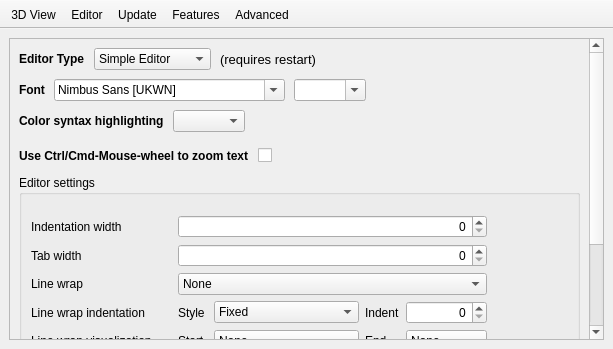
This is src/Preferences.ui in openscad/openscad as Qt 5 draws it before an edit. The edited form follows.
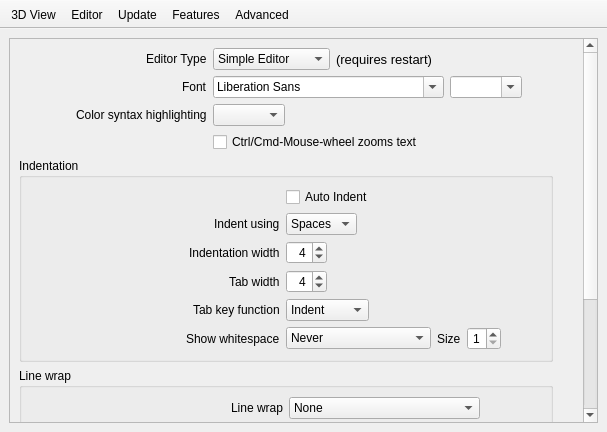
This is the edited form. The open tabs and pages were chosen to show the change. Icons and pictures are not drawn.

Commit message: Update GUI to make options a bit clearer for the user.

Patch:
```diff
--- a/src/Preferences.ui
+++ b/src/Preferences.ui
@@ -6,8 +6,8 @@
    <rect>
     <x>0</x>
     <y>0</y>
-    <width>613</width>
-    <height>349</height>
+    <width>607</width>
+    <height>432</height>
    </rect>
   </property>
   <property name="sizePolicy">
@@ -23,7 +23,7 @@
    <bool>true</bool>
   </property>
   <widget class="QWidget" name="centralwidget">
-   <layout class="QVBoxLayout" name="verticalLayout_5">
+   <layout class="QVBoxLayout" name="verticalLayout_13">
     <item>
      <widget class="QStackedWidget" name="stackedWidget">
       <property name="currentIndex">
@@ -86,47 +86,51 @@
          <number>0</number>
         </property>
         <item>
-         <widget class="QScrollArea" name="scrollAreaEditor">
-          <property name="frameShadow">
-           <enum>QFrame::Plain</enum>
-          </property>
-          <property name="verticalScrollBarPolicy">
-           <enum>Qt::ScrollBarAlwaysOn</enum>
-          </property>
+         <widget class="QScrollArea" name="scrollArea_2">
           <property name="widgetResizable">
            <bool>true</bool>
           </property>
-          <widget class="QWidget" name="scrollAreaEditorWidgetContents">
+          <widget class="QWidget" name="scrollAreaWidgetContents_2">
            <property name="geometry">
             <rect>
              <x>0</x>
              <y>0</y>
-             <width>685</width>
-             <height>609</height>
+             <width>659</width>
+             <height>769</height>
             </rect>
            </property>
-           <layout class="QVBoxLayout" name="verticalLayout_11">
-            <property name="spacing">
-             <number>9</number>
-            </property>
-            <property name="margin">
-             <number>9</number>
-            </property>
+           <layout class="QGridLayout" name="gridLayout_5">
+            <item row="0" column="0">
+             <layout class="QGridLayout" name="gridLayout_9">
+              <item row="0" column="0">
+               <layout class="QHBoxLayout" name="horizontalLayout_27">
             <item>
-             <layout class="QHBoxLayout" name="horizontalLayout_5">
+                 <spacer name="horizontalSpacer_28">
+                  <property name="orientation">
+                   <enum>Qt::Horizontal</enum>
+                  </property>
+                  <property name="sizeType">
+                   <enum>QSizePolicy::Expanding</enum>
+                  </property>
+                  <property name="sizeHint" stdset="0">
+                   <size>
+                    <width>30</width>
+                    <height>20</height>
+                   </size>
+                  </property>
+                 </spacer>
+                </item>
               <item>
                <widget class="QLabel" name="label_12">
-                <property name="font">
-                 <font>
-                  <weight>75</weight>
-                  <bold>true</bold>
-                 </font>
-                </property>
                 <property name="text">
                  <string>Editor Type</string>
                 </property>
                </widget>
               </item>
+               </layout>
+              </item>
+              <item row="0" column="1">
+               <layout class="QHBoxLayout" name="horizontalLayout_6">
               <item>
                <widget class="QComboBox" name="editorType">
                 <item>
@@ -173,16 +177,26 @@
               </item>
              </layout>
             </item>
+              <item row="1" column="0">
+               <layout class="QHBoxLayout" name="horizontalLayout_28">
             <item>
-             <layout class="QHBoxLayout" name="horizontalLayout_6">
+                 <spacer name="horizontalSpacer_29">
+                  <property name="orientation">
+                   <enum>Qt::Horizontal</enum>
+                  </property>
+                  <property name="sizeType">
+                   <enum>QSizePolicy::Expanding</enum>
+                  </property>
+                  <property name="sizeHint" stdset="0">
+                   <size>
+                    <width>30</width>
+                    <height>20</height>
+                   </size>
+                  </property>
+                 </spacer>
+                </item>
               <item>
                <widget class="QLabel" name="label_3">
-                <property name="font">
-                 <font>
-                  <weight>75</weight>
-                  <bold>true</bold>
-                 </font>
-                </property>
                 <property name="text">
                  <string>Font</string>
                 </property>
@@ -191,11 +205,15 @@
                 </property>
                </widget>
               </item>
+               </layout>
+              </item>
+              <item row="1" column="1">
+               <layout class="QHBoxLayout" name="horizontalLayout_5">
               <item>
                <widget class="QFontComboBox" name="fontChooser">
                 <property name="currentFont">
                  <font>
-                  <family>Nimbus Sans L</family>
+                    <family>Liberation Sans</family>
                   <pointsize>12</pointsize>
                  </font>
                 </property>
@@ -223,24 +241,55 @@
               </item>
              </layout>
             </item>
+              <item row="2" column="0">
+               <layout class="QHBoxLayout" name="horizontalLayout_29">
             <item>
-             <layout class="QHBoxLayout" name="syntaxHighlightLayout">
-              <property name="bottomMargin">
-               <number>0</number>
-              </property>
+                 <spacer name="horizontalSpacer_30">
+                  <property name="orientation">
+                   <enum>Qt::Horizontal</enum>
+                  </property>
+                  <property name="sizeType">
+                   <enum>QSizePolicy::Expanding</enum>
+                  </property>
+                  <property name="sizeHint" stdset="0">
+                   <size>
+                    <width>30</width>
+                    <height>20</height>
+                   </size>
+                  </property>
+                 </spacer>
+                </item>
               <item>
                <widget class="QLabel" name="labelColorSyntaxHighlighting">
-                <property name="font">
-                 <font>
-                  <weight>75</weight>
-                  <bold>true</bold>
-                 </font>
-                </property>
                 <property name="text">
                  <string>Color syntax highlighting</string>
                 </property>
                </widget>
               </item>
+               </layout>
+              </item>
+              <item row="3" column="0">
+               <spacer name="horizontalSpacer_6">
+                <property name="orientation">
+                 <enum>Qt::Horizontal</enum>
+                </property>
+                <property name="sizeHint" stdset="0">
+                 <size>
+                  <width>198</width>
+                  <height>20</height>
+                 </size>
+                </property>
+               </spacer>
+              </item>
+              <item row="3" column="1">
+               <widget class="QCheckBox" name="mouseWheelZoomBox">
+                <property name="text">
+                 <string>Ctrl/Cmd-Mouse-wheel zooms text</string>
+                </property>
+               </widget>
+              </item>
+              <item row="2" column="1">
+               <layout class="QHBoxLayout" name="horizontalLayout_26">
               <item>
                <widget class="QComboBox" name="syntaxHighlight">
                 <property name="sizePolicy">
@@ -269,63 +318,377 @@
               </item>
              </layout>
             </item>
-            <item>
-             <layout class="QHBoxLayout" name="mouseWheelZoomLayout">
-              <property name="topMargin">
-               <number>5</number>
-              </property>
-              <item>
-               <widget class="QLabel" name="label_11">
-                <property name="font">
-                 <font>
-                  <weight>75</weight>
-                  <bold>true</bold>
-                 </font>
-                </property>
-                <property name="text">
-                 <string>Use Ctrl/Cmd-Mouse-wheel to zoom text</string>
-                </property>
-               </widget>
-              </item>
-              <item>
-               <widget class="QCheckBox" name="mouseWheelZoomBox">
-                <property name="text">
-                 <string/>
-                </property>
-               </widget>
-              </item>
-              <item>
-               <spacer name="horizontalSpacer_6">
-                <property name="orientation">
-                 <enum>Qt::Horizontal</enum>
-                </property>
-                <property name="sizeHint" stdset="0">
-                 <size>
-                  <width>40</width>
-                  <height>20</height>
-                 </size>
-                </property>
-               </spacer>
-              </item>
              </layout>
             </item>
-            <item>
-             <widget class="QGroupBox" name="groupBoxEditorSettings">
+            <item row="1" column="0">
+             <widget class="QGroupBox" name="groupBoxIndentation">
               <property name="title">
-               <string>Editor settings</string>
+               <string>Indentation</string>
               </property>
-              <layout class="QGridLayout" name="gridLayout">
-               <property name="topMargin">
-                <number>20</number>
-               </property>
-               <item row="1" column="2" colspan="4">
+              <layout class="QGridLayout" name="gridLayout_3">
+               <item row="2" column="1">
+                <layout class="QHBoxLayout" name="horizontalLayout_16">
+                 <item>
+                  <widget class="QSpinBox" name="spinBoxIndentationWidth">
+                   <property name="alignment">
+                    <set>Qt::AlignRight|Qt::AlignTrailing|Qt::AlignVCenter</set>
+                   </property>
+                   <property name="maximum">
+                    <number>99</number>
+                   </property>
+                   <property name="value">
+                    <number>4</number>
+                   </property>
+                  </widget>
+                 </item>
+                 <item>
+                  <spacer name="horizontalSpacer_11">
+                   <property name="orientation">
+                    <enum>Qt::Horizontal</enum>
+                   </property>
+                   <property name="sizeHint" stdset="0">
+                    <size>
+                     <width>40</width>
+                     <height>20</height>
+                    </size>
+                   </property>
+                  </spacer>
+                 </item>
+                </layout>
+               </item>
+               <item row="0" column="0">
+                <spacer name="horizontalSpacer_13">
+                 <property name="orientation">
+                  <enum>Qt::Horizontal</enum>
+                 </property>
+                 <property name="sizeHint" stdset="0">
+                  <size>
+                   <width>223</width>
+                   <height>20</height>
+                  </size>
+                 </property>
+                </spacer>
+               </item>
+               <item row="0" column="1">
+                <widget class="QCheckBox" name="checkBoxAutoIndent">
+                 <property name="text">
+                  <string>Auto Indent</string>
+                 </property>
+                </widget>
+               </item>
+               <item row="1" column="0">
+                <layout class="QHBoxLayout" name="horizontalLayout_7">
+                 <item>
+                  <spacer name="horizontalSpacer_8">
+                   <property name="orientation">
+                    <enum>Qt::Horizontal</enum>
+                   </property>
+                   <property name="sizeHint" stdset="0">
+                    <size>
+                     <width>40</width>
+                     <height>20</height>
+                    </size>
+                   </property>
+                  </spacer>
+                 </item>
+                 <item>
+                  <widget class="QLabel" name="label_10">
+                   <property name="text">
+                    <string>Indent using</string>
+                   </property>
+                  </widget>
+                 </item>
+                </layout>
+               </item>
+               <item row="1" column="1">
+                <layout class="QHBoxLayout" name="horizontalLayout_15">
+                 <item>
+                  <widget class="QComboBox" name="comboBoxIndentUsing">
+                   <item>
+                    <property name="text">
+                     <string>Spaces</string>
+                    </property>
+                   </item>
+                   <item>
+                    <property name="text">
+                     <string>Tabs</string>
+                    </property>
+                   </item>
+                  </widget>
+                 </item>
+                 <item>
+                  <spacer name="horizontalSpacer_14">
+                   <property name="orientation">
+                    <enum>Qt::Horizontal</enum>
+                   </property>
+                   <property name="sizeHint" stdset="0">
+                    <size>
+                     <width>40</width>
+                     <height>20</height>
+                    </size>
+                   </property>
+                  </spacer>
+                 </item>
+                </layout>
+               </item>
+               <item row="2" column="0">
+                <layout class="QHBoxLayout" name="horizontalLayout_8">
+                 <item>
+                  <spacer name="horizontalSpacer_15">
+                   <property name="orientation">
+                    <enum>Qt::Horizontal</enum>
+                   </property>
+                   <property name="sizeHint" stdset="0">
+                    <size>
+                     <width>40</width>
+                     <height>20</height>
+                    </size>
+                   </property>
+                  </spacer>
+                 </item>
+                 <item>
+                  <widget class="QLabel" name="labelIndentationWidth">
+                   <property name="text">
+                    <string>Indentation width</string>
+                   </property>
+                  </widget>
+                 </item>
+                </layout>
+               </item>
+               <item row="3" column="0">
+                <layout class="QHBoxLayout" name="horizontalLayout_12">
+                 <item>
+                  <spacer name="horizontalSpacer_16">
+                   <property name="orientation">
+                    <enum>Qt::Horizontal</enum>
+                   </property>
+                   <property name="sizeHint" stdset="0">
+                    <size>
+                     <width>40</width>
+                     <height>20</height>
+                    </size>
+                   </property>
+                  </spacer>
+                 </item>
+                 <item>
+                  <widget class="QLabel" name="labelTabWidth">
+                   <property name="text">
+                    <string>Tab width</string>
+                   </property>
+                  </widget>
+                 </item>
+                </layout>
+               </item>
+               <item row="3" column="1">
+                <layout class="QHBoxLayout" name="horizontalLayout_17">
+                 <item>
                 <widget class="QSpinBox" name="spinBoxTabWidth">
                  <property name="alignment">
                   <set>Qt::AlignRight|Qt::AlignTrailing|Qt::AlignVCenter</set>
                  </property>
-                </widget>
-               </item>
-               <item row="3" column="2" colspan="4">
+                   <property name="value">
+                    <number>4</number>
+                   </property>
+                  </widget>
+                 </item>
+                 <item>
+                  <spacer name="horizontalSpacer_17">
+                   <property name="orientation">
+                    <enum>Qt::Horizontal</enum>
+                   </property>
+                   <property name="sizeHint" stdset="0">
+                    <size>
+                     <width>40</width>
+                     <height>20</height>
+                    </size>
+                   </property>
+                  </spacer>
+                 </item>
+                </layout>
+               </item>
+               <item row="4" column="0">
+                <layout class="QHBoxLayout" name="horizontalLayout_13">
+                 <item>
+                  <spacer name="horizontalSpacer_19">
+                   <property name="orientation">
+                    <enum>Qt::Horizontal</enum>
+                   </property>
+                   <property name="sizeHint" stdset="0">
+                    <size>
+                     <width>40</width>
+                     <height>20</height>
+                    </size>
+                   </property>
+                  </spacer>
+                 </item>
+                 <item>
+                  <widget class="QLabel" name="label_9">
+                   <property name="text">
+                    <string>Tab key function</string>
+                   </property>
+                  </widget>
+                 </item>
+                </layout>
+               </item>
+               <item row="4" column="1">
+                <layout class="QHBoxLayout" name="horizontalLayout_18">
+                 <item>
+                  <widget class="QComboBox" name="comboBoxTabKeyFunction">
+                   <item>
+                    <property name="text">
+                     <string>Indent</string>
+                    </property>
+                   </item>
+                   <item>
+                    <property name="text">
+                     <string>Insert Tab</string>
+                    </property>
+                   </item>
+                  </widget>
+                 </item>
+                 <item>
+                  <spacer name="horizontalSpacer_18">
+                   <property name="orientation">
+                    <enum>Qt::Horizontal</enum>
+                   </property>
+                   <property name="sizeHint" stdset="0">
+                    <size>
+                     <width>40</width>
+                     <height>20</height>
+                    </size>
+                   </property>
+                  </spacer>
+                 </item>
+                </layout>
+               </item>
+               <item row="5" column="0">
+                <layout class="QHBoxLayout" name="horizontalLayout_14">
+                 <item>
+                  <spacer name="horizontalSpacer_20">
+                   <property name="orientation">
+                    <enum>Qt::Horizontal</enum>
+                   </property>
+                   <property name="sizeHint" stdset="0">
+                    <size>
+                     <width>40</width>
+                     <height>20</height>
+                    </size>
+                   </property>
+                  </spacer>
+                 </item>
+                 <item>
+                  <widget class="QLabel" name="labelWhitespaces">
+                   <property name="text">
+                    <string>Show whitespace</string>
+                   </property>
+                  </widget>
+                 </item>
+                </layout>
+               </item>
+               <item row="5" column="1">
+                <layout class="QHBoxLayout" name="horizontalLayout_19">
+                 <item>
+                  <widget class="QComboBox" name="comboBoxShowWhitespace">
+                   <item>
+                    <property name="text">
+                     <string>Never</string>
+                    </property>
+                   </item>
+                   <item>
+                    <property name="text">
+                     <string>Always</string>
+                    </property>
+                   </item>
+                   <item>
+                    <property name="text">
+                     <string>Only after indentation</string>
+                    </property>
+                   </item>
+                  </widget>
+                 </item>
+                 <item>
+                  <widget class="QLabel" name="labelShowWhitespacesSize">
+                   <property name="text">
+                    <string>Size</string>
+                   </property>
+                  </widget>
+                 </item>
+                 <item>
+                  <widget class="QSpinBox" name="spinBoxShowWhitespaceSize">
+                   <property name="alignment">
+                    <set>Qt::AlignRight|Qt::AlignTrailing|Qt::AlignVCenter</set>
+                   </property>
+                   <property name="minimum">
+                    <number>1</number>
+                   </property>
+                   <property name="maximum">
+                    <number>9</number>
+                   </property>
+                  </widget>
+                 </item>
+                 <item>
+                  <spacer name="horizontalSpacer_21">
+                   <property name="orientation">
+                    <enum>Qt::Horizontal</enum>
+                   </property>
+                   <property name="sizeHint" stdset="0">
+                    <size>
+                     <width>40</width>
+                     <height>20</height>
+                    </size>
+                   </property>
+                  </spacer>
+                 </item>
+                </layout>
+               </item>
+              </layout>
+             </widget>
+            </item>
+            <item row="3" column="0">
+             <widget class="QGroupBox" name="groupBoxDisplay">
+              <property name="title">
+               <string>Display</string>
+              </property>
+              <layout class="QGridLayout" name="gridLayout">
+               <item row="2" column="0">
+                <widget class="QCheckBox" name="checkBoxEnableBraceMatching">
+                 <property name="text">
+                  <string>Enable brace matching</string>
+                 </property>
+                </widget>
+               </item>
+               <item row="1" column="0">
+                <widget class="QCheckBox" name="checkBoxHighlightCurrentLine">
+                 <property name="text">
+                  <string>Highlight current line</string>
+                 </property>
+                </widget>
+               </item>
+              </layout>
+             </widget>
+            </item>
+            <item row="4" column="0">
+             <spacer name="verticalSpacer_2">
+              <property name="orientation">
+               <enum>Qt::Vertical</enum>
+              </property>
+              <property name="sizeHint" stdset="0">
+               <size>
+                <width>20</width>
+                <height>40</height>
+               </size>
+              </property>
+             </spacer>
+            </item>
+            <item row="2" column="0">
+             <widget class="QGroupBox" name="groupBoxLineWrap">
+              <property name="title">
+               <string>Line wrap</string>
+              </property>
+              <layout class="QGridLayout" name="gridLayout_4">
+               <item row="0" column="1">
+                <layout class="QHBoxLayout" name="horizontalLayout_25">
+                 <item>
                 <widget class="QComboBox" name="comboBoxLineWrap">
                  <item>
                   <property name="text">
@@ -344,8 +707,8 @@
                  </item>
                 </widget>
                </item>
-               <item row="1" column="6">
-                <spacer name="horizontalSpacer_4">
+                 <item>
+                  <spacer name="horizontalSpacer_25">
                  <property name="orientation">
                   <enum>Qt::Horizontal</enum>
                  </property>
@@ -357,139 +720,66 @@
                  </property>
                 </spacer>
                </item>
-               <item row="1" column="1">
-                <spacer name="horizontalSpacer_8">
+                </layout>
+               </item>
+               <item row="1" column="0">
+                <layout class="QHBoxLayout" name="horizontalLayout_21">
+                 <item>
+                  <spacer name="horizontalSpacer_23">
                  <property name="orientation">
                   <enum>Qt::Horizontal</enum>
                  </property>
-                 <property name="sizeType">
-                  <enum>QSizePolicy::Fixed</enum>
-                 </property>
                  <property name="sizeHint" stdset="0">
                   <size>
-                   <width>20</width>
-                   <height>2</height>
+                     <width>40</width>
+                     <height>20</height>
                   </size>
                  </property>
                 </spacer>
                </item>
-               <item row="6" column="0">
-                <widget class="QLabel" name="labelWhitespaces">
-                 <property name="text">
-                  <string>Whitespaces</string>
-                 </property>
-                </widget>
-               </item>
-               <item row="5" column="3">
-                <widget class="QComboBox" name="comboBoxLineWrapVisualizationStart">
-                 <property name="sizePolicy">
-                  <sizepolicy hsizetype="Expanding" vsizetype="Fixed">
-                   <horstretch>0</horstretch>
-                   <verstretch>0</verstretch>
-                  </sizepolicy>
-                 </property>
                  <item>
-                  <property name="text">
-                   <string>None</string>
-                  </property>
-                 </item>
-                 <item>
-                  <property name="text">
-                   <string>Text</string>
-                  </property>
-                 </item>
-                 <item>
-                  <property name="text">
-                   <string>Border</string>
-                  </property>
-                 </item>
-                 <item>
-                  <property name="text">
-                   <string>Margin</string>
-                  </property>
-                 </item>
-                </widget>
-               </item>
-               <item row="5" column="2">
-                <widget class="QLabel" name="labelLineWrapVisualizationStart">
-                 <property name="text">
-                  <string>Start</string>
-                 </property>
-                </widget>
-               </item>
-               <item row="5" column="0">
-                <widget class="QLabel" name="labelLineWrapVisualization">
-                 <property name="text">
-                  <string>Line wrap visualization</string>
-                 </property>
-                </widget>
-               </item>
-               <item row="4" column="0">
                 <widget class="QLabel" name="labelLineWrapIndentation">
                  <property name="text">
                   <string>Line wrap indentation</string>
                  </property>
                 </widget>
                </item>
-               <item row="1" column="0">
-                <widget class="QLabel" name="labelTabWidth">
-                 <property name="text">
-                  <string>Tab width</string>
-                 </property>
-                </widget>
+                </layout>
                </item>
-               <item row="3" column="0">
-                <widget class="QLabel" name="labelLineWrap">
-                 <property name="text">
-                  <string>Line wrap</string>
-                 </property>
-                </widget>
-               </item>
-               <item row="5" column="4">
-                <widget class="QLabel" name="labelLineWrapVisualizationEnd">
-                 <property name="text">
-                  <string>End</string>
-                 </property>
-                </widget>
-               </item>
-               <item row="5" column="5">
-                <widget class="QComboBox" name="comboBoxLineWrapVisualizationEnd">
-                 <property name="sizePolicy">
-                  <sizepolicy hsizetype="Expanding" vsizetype="Fixed">
-                   <horstretch>0</horstretch>
-                   <verstretch>0</verstretch>
-                  </sizepolicy>
-                 </property>
+               <item row="2" column="0">
+                <layout class="QHBoxLayout" name="horizontalLayout_22">
+                 <item>
+                  <spacer name="horizontalSpacer_24">
+                   <property name="orientation">
+                    <enum>Qt::Horizontal</enum>
+                   </property>
+                   <property name="sizeHint" stdset="0">
+                    <size>
+                     <width>40</width>
+                     <height>20</height>
+                    </size>
+                   </property>
+                  </spacer>
+                 </item>
                  <item>
+                  <widget class="QLabel" name="labelLineWrapVisualization">
                   <property name="text">
-                   <string>None</string>
-                  </property>
+                    <string>Line wrap visualization</string>
+                   </property>
+                  </widget>
                  </item>
-                 <item>
-                  <property name="text">
-                   <string>Text</string>
-                  </property>
-                 </item>
+                </layout>
+               </item>
+               <item row="1" column="1">
+                <layout class="QHBoxLayout" name="horizontalLayout_24">
                  <item>
+                  <widget class="QLabel" name="labelLineWrapIndentationStyle">
                   <property name="text">
-                   <string>Border</string>
-                  </property>
-                 </item>
-                 <item>
-                  <property name="text">
-                   <string>Margin</string>
-                  </property>
-                 </item>
-                </widget>
-               </item>
-               <item row="4" column="4">
-                <widget class="QLabel" name="labelLineWrapIndentationIndent">
-                 <property name="text">
-                  <string>Indent</string>
-                 </property>
-                </widget>
-               </item>
-               <item row="4" column="3">
+                    <string>Style</string>
+                   </property>
+                  </widget>
+                 </item>
+                 <item>
                 <widget class="QComboBox" name="comboBoxLineWrapIndentation">
                  <item>
                   <property name="text">
@@ -508,137 +798,162 @@
                  </item>
                 </widget>
                </item>
-               <item row="4" column="2">
-                <widget class="QLabel" name="labelLineWrapIndentationStyle">
+                 <item>
+                  <widget class="QLabel" name="labelLineWrapIndentationIndent">
                  <property name="text">
-                  <string>Style</string>
+                    <string>Indent</string>
                  </property>
                 </widget>
                </item>
-               <item row="4" column="5">
+                 <item>
                 <widget class="QSpinBox" name="spinBoxLineWrapIndentationIndent">
                  <property name="alignment">
                   <set>Qt::AlignRight|Qt::AlignTrailing|Qt::AlignVCenter</set>
                  </property>
                 </widget>
                </item>
+                 <item>
+                  <spacer name="horizontalSpacer_26">
+                   <property name="orientation">
+                    <enum>Qt::Horizontal</enum>
+                   </property>
+                   <property name="sizeHint" stdset="0">
+                    <size>
+                     <width>40</width>
+                     <height>20</height>
+                    </size>
+                   </property>
+                  </spacer>
+                 </item>
+                </layout>
+               </item>
+               <item row="2" column="1">
+                <layout class="QHBoxLayout" name="horizontalLayout_23">
+                 <item>
+                  <widget class="QLabel" name="labelLineWrapVisualizationStart">
+                   <property name="text">
+                    <string>Start</string>
+                   </property>
+                  </widget>
+                 </item>
+                 <item>
+                  <widget class="QComboBox" name="comboBoxLineWrapVisualizationStart">
+                   <property name="sizePolicy">
+                    <sizepolicy hsizetype="Expanding" vsizetype="Fixed">
+                     <horstretch>0</horstretch>
+                     <verstretch>0</verstretch>
+                    </sizepolicy>
+                   </property>
+                   <item>
+                    <property name="text">
+                     <string>None</string>
+                    </property>
+                   </item>
+                   <item>
+                    <property name="text">
+                     <string>Text</string>
+                    </property>
+                   </item>
+                   <item>
+                    <property name="text">
+                     <string>Border</string>
+                    </property>
+                   </item>
+                   <item>
+                    <property name="text">
+                     <string>Margin</string>
+                    </property>
+                   </item>
+                  </widget>
+                 </item>
+                 <item>
+                  <widget class="QLabel" name="labelLineWrapVisualizationEnd">
+                   <property name="text">
+                    <string>End</string>
+                   </property>
+                  </widget>
+                 </item>
+                 <item>
+                  <widget class="QComboBox" name="comboBoxLineWrapVisualizationEnd">
+                   <property name="sizePolicy">
+                    <sizepolicy hsizetype="Expanding" vsizetype="Fixed">
+                     <horstretch>0</horstretch>
+                     <verstretch>0</verstretch>
+                    </sizepolicy>
+                   </property>
+                   <item>
+                    <property name="text">
+                     <string>None</string>
+                    </property>
+                   </item>
+                   <item>
+                    <property name="text">
+                     <string>Text</string>
+                    </property>
+                   </item>
+                   <item>
+                    <property name="text">
+                     <string>Border</string>
+                    </property>
+                   </item>
+                   <item>
+                    <property name="text">
+                     <string>Margin</string>
+                    </property>
+                   </item>
+                  </widget>
+                 </item>
+                 <item>
+                  <spacer name="horizontalSpacer_27">
+                   <property name="orientation">
+                    <enum>Qt::Horizontal</enum>
+                   </property>
+                   <property name="sizeHint" stdset="0">
+                    <size>
+                     <width>40</width>
+                     <height>20</height>
+                    </size>
+                   </property>
+                  </spacer>
+                 </item>
+                </layout>
+               </item>
                <item row="0" column="0">
-                <widget class="QLabel" name="labelIndentationWidth">
-                 <property name="text">
-                  <string>Indentation width</string>
-                 </property>
-                </widget>
-               </item>
-               <item row="0" column="2" colspan="4">
-                <widget class="QSpinBox" name="spinBoxIndentationWidth">
-                 <property name="alignment">
-                  <set>Qt::AlignRight|Qt::AlignTrailing|Qt::AlignVCenter</set>
-                 </property>
-                 <property name="maximum">
-                  <number>99</number>
-                 </property>
-                </widget>
-               </item>
-               <item row="6" column="3">
-                <widget class="QComboBox" name="comboBoxShowWhitespaces">
+                <layout class="QHBoxLayout" name="horizontalLayout_20">
                  <item>
-                  <property name="text">
-                   <string>Never</string>
-                  </property>
-                 </item>
-                 <item>
-                  <property name="text">
-                   <string>Always</string>
-                  </property>
+                  <spacer name="horizontalSpacer_22">
+                   <property name="orientation">
+                    <enum>Qt::Horizontal</enum>
+                   </property>
+                   <property name="sizeHint" stdset="0">
+                    <size>
+                     <width>40</width>
+                     <height>20</height>
+                    </size>
+                   </property>
+                  </spacer>
                  </item>
                  <item>
+                  <widget class="QLabel" name="labelLineWrap">
                   <property name="text">
-                   <string>Only after indentation</string>
-                  </property>
-                 </item>
-                </widget>
-               </item>
-               <item row="6" column="5">
-                <widget class="QSpinBox" name="spinBoxShowWhitespacesSize">
-                 <property name="alignment">
-                  <set>Qt::AlignRight|Qt::AlignTrailing|Qt::AlignVCenter</set>
-                 </property>
-                 <property name="minimum">
-                  <number>1</number>
-                 </property>
-                 <property name="maximum">
-                  <number>9</number>
-                 </property>
-                </widget>
+                    <string>Line wrap</string>
+                   </property>
+                  </widget>
+                 </item>
+                </layout>
                </item>
-               <item row="6" column="2">
-                <widget class="QLabel" name="labelShowWhitespaces">
-                 <property name="text">
-                  <string>Show</string>
-                 </property>
-                </widget>
-               </item>
-               <item row="6" column="4">
-                <widget class="QLabel" name="labelShowWhitespacesSize">
-                 <property name="text">
-                  <string>Size</string>
-                 </property>
-                </widget>
-               </item>
-               <item row="7" column="2" colspan="4">
-                <widget class="QCheckBox" name="checkBoxAutoIndent">
-                 <property name="text">
-                  <string/>
-                 </property>
-                </widget>
-               </item>
-               <item row="7" column="0">
-                <widget class="QLabel" name="labelAutoIndent">
-                 <property name="text">
-                  <string>Auto Indent</string>
-                 </property>
-                </widget>
-               </item>
-               <item row="8" column="0">
-                <widget class="QLabel" name="label_9">
-                 <property name="text">
-                  <string>Tab Indents</string>
-                 </property>
-                </widget>
-               </item>
-               <item row="9" column="0">
-                <widget class="QLabel" name="label_10">
-                 <property name="text">
-                  <string>Indentations Use Tabs</string>
-                 </property>
-                </widget>
-               </item>
-               <item row="8" column="2" colspan="4">
-                <widget class="QCheckBox" name="checkBoxTabIndents">
-                 <property name="text">
-                  <string/>
-                 </property>
-                </widget>
-               </item>
-               <item row="9" column="2" colspan="4">
-                <widget class="QCheckBox" name="checkBoxIndentationsUseTabs">
-                 <property name="text">
-                  <string/>
-                 </property>
-                </widget>
-               </item>
               </layout>
              </widget>
             </item>
-            <item>
-             <spacer name="verticalSpacer_4">
+            <item row="0" column="1">
+             <spacer name="horizontalSpacer_4">
               <property name="orientation">
-               <enum>Qt::Vertical</enum>
+               <enum>Qt::Horizontal</enum>
               </property>
               <property name="sizeHint" stdset="0">
                <size>
-                <width>20</width>
-                <height>40</height>
+                <width>40</width>
+                <height>20</height>
                </size>
               </property>
              </spacer>
@@ -650,7 +965,7 @@
        </layout>
       </widget>
       <widget class="QWidget" name="pageUpdate">
-       <layout class="QVBoxLayout" name="verticalLayout_16">
+       <layout class="QVBoxLayout" name="verticalLayout_11">
         <item>
          <layout class="QHBoxLayout" name="horizontalLayout_9">
           <item>
@@ -886,7 +1201,7 @@
             <rect>
              <x>0</x>
              <y>0</y>
-             <width>596</width>
+             <width>640</width>
              <height>499</height>
             </rect>
            </property>
```
Lines whose indentation alone changed are shown as unchanged. The commit also changes 5 other files.
